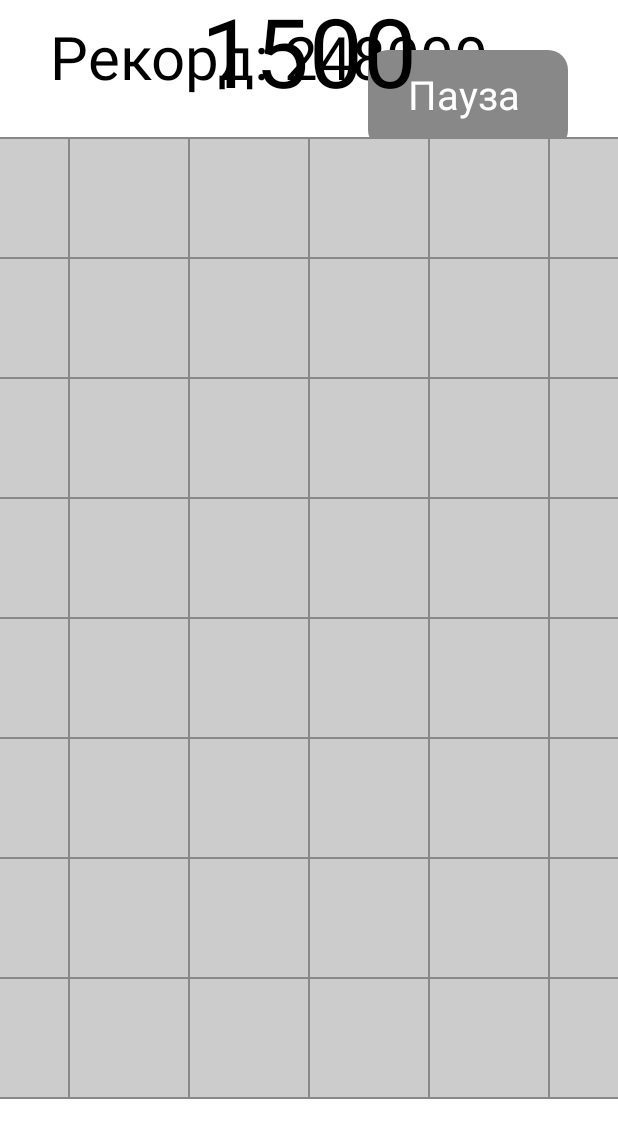
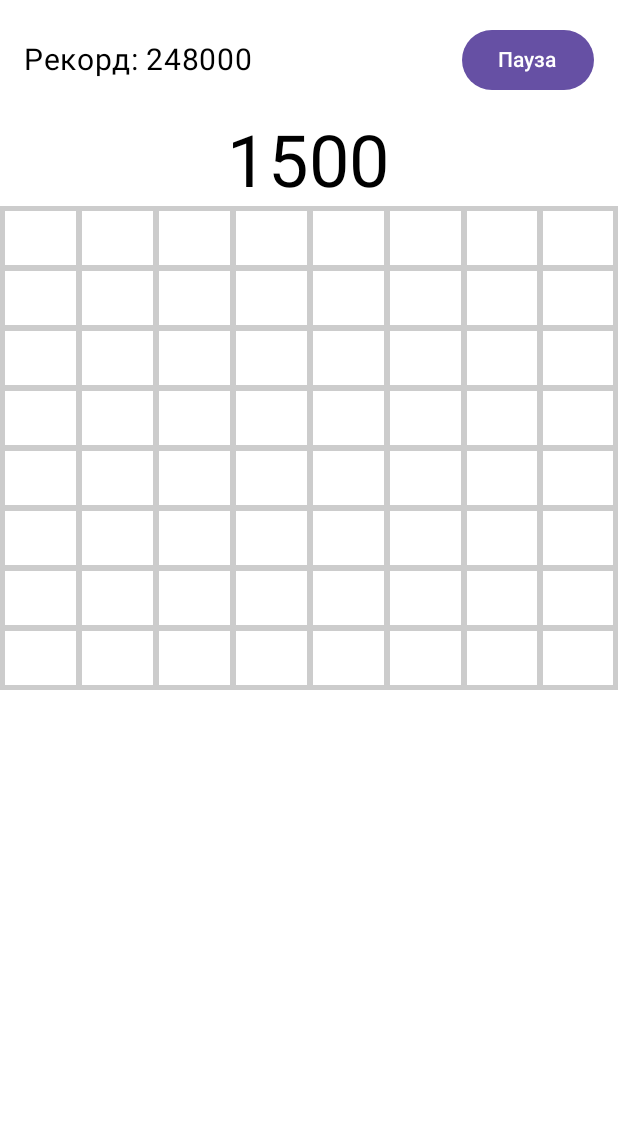
Before and after one commit to rexandel/cube_crush, an Android app built with Jetpack Compose: the screen it shows after launch (MainActivity), on a phone screen of 412 x 824 dp. Shown: the top 1138 px of the screen. Run offline under Robolectric (Android 15) with nearby library versions, the phone set to English and light mode, and no system bars.

Commit message:
feat: add SplashScreen & update GameScreen

```diff
--- a/app/build.gradle.kts
+++ b/app/build.gradle.kts
@@ -57,4 +57,5 @@ dependencies {
     androidTestImplementation(libs.androidx.compose.ui.test.junit4)
     debugImplementation(libs.androidx.compose.ui.tooling)
     debugImplementation(libs.androidx.compose.ui.test.manifest)
+    implementation(libs.androidx.core.splashscreen)
 }
--- a/app/src/main/java/com/rexandel/cube_crush/MainActivity.kt
+++ b/app/src/main/java/com/rexandel/cube_crush/MainActivity.kt
@@ -1,12 +1,37 @@
 package com.rexandel.cube_crush
 
-import android.app.Activity
 import android.os.Bundle
+import androidx.activity.ComponentActivity
+import androidx.activity.compose.setContent
+import androidx.compose.runtime.Composable
+import androidx.compose.runtime.LaunchedEffect
+import androidx.compose.runtime.getValue
+import androidx.compose.runtime.mutableStateOf
+import androidx.compose.runtime.remember
+import androidx.compose.runtime.setValue
 import com.rexandel.cube_crush.ui.screens.GameScreen
+import com.rexandel.cube_crush.ui.screens.SplashScreen
+import com.rexandel.cube_crush.ui.theme.CubeCrushTheme
 
-class MainActivity : Activity() {
+class MainActivity : ComponentActivity() {
     override fun onCreate(savedInstanceState: Bundle?) {
         super.onCreate(savedInstanceState)
-        setContentView(GameScreen(this))
+
+        setContent {
+            CubeCrushTheme {
+                var showSplash by remember { mutableStateOf(true) }
+
+                if (showSplash) {
+                    SplashScreen()
+                } else {
+                    GameScreen()
+                }
+
+                LaunchedEffect(Unit) {
+                    kotlinx.coroutines.delay(3000L)
+                    showSplash = false
+                }
+            }
+        }
     }
 }
--- a/app/src/main/java/com/rexandel/cube_crush/ui/screens/GameScreen.kt
+++ b/app/src/main/java/com/rexandel/cube_crush/ui/screens/GameScreen.kt
@@ -1,90 +1,74 @@
 package com.rexandel.cube_crush.ui.screens
 
-import android.content.Context
-import android.graphics.Canvas
-import android.graphics.Color
-import android.graphics.Paint
-import android.view.View
+import androidx.compose.foundation.background
+import androidx.compose.foundation.layout.Box
+import androidx.compose.foundation.layout.Column
+import androidx.compose.foundation.layout.Row
+import androidx.compose.foundation.layout.fillMaxSize
+import androidx.compose.foundation.layout.fillMaxWidth
+import androidx.compose.foundation.layout.padding
+import androidx.compose.foundation.layout.size
+import androidx.compose.foundation.lazy.grid.GridCells
+import androidx.compose.foundation.lazy.grid.LazyVerticalGrid
+import androidx.compose.material3.Button
+import androidx.compose.material3.Text
+import androidx.compose.runtime.Composable
+import androidx.compose.ui.Alignment
+import androidx.compose.ui.Modifier
+import androidx.compose.ui.graphics.Color
+import androidx.compose.ui.unit.dp
+import androidx.compose.ui.unit.sp
 
-class GameScreen(context: Context) : View(context) {
-    private val gridWidth = 8
-    private val gridHeight = 8
-    private val cellSize = 120f
-    private var score = 1500
-    private val record = 248000
+@Composable
+fun GameScreen() {
+    Column(
+        modifier = Modifier
+            .fillMaxSize()
+            .background(Color.White)
+    ) {
+        Row(
+            modifier = Modifier
+                .fillMaxWidth()
+                .padding(16.dp),
+            verticalAlignment = Alignment.CenterVertically
+        ) {
+            Text(
+                text = "Рекорд: 248000",
+                fontSize = 20.sp,
+                modifier = Modifier.weight(1f)
+            )
 
-    private val gridPaint = Paint().apply {
-        color = Color.GRAY
-        style = Paint.Style.STROKE
-        strokeWidth = 2f
-    }
+            Button(
+                onClick = { /* pass */ }
+            ) {
+                Text("Пауза")
+            }
+        }
 
-    private val backgroundPaint = Paint().apply {
-        color = Color.LTGRAY
-        style = Paint.Style.FILL
-    }
-
-    private val textPaint = Paint().apply {
-        color = Color.BLACK
-        textSize = 60f
-    }
-
-    private val buttonPaint = Paint().apply {
-        color = Color.GRAY
-    }
-
-    private val buttonTextPaint = Paint().apply {
-        color = Color.WHITE
-        textSize = 40f
-    }
-
-    private val scorePaint = Paint().apply {
-        color = Color.BLACK
-        textSize = 96f
-        textAlign = Paint.Align.CENTER
-    }
-
-    private fun drawPauseButton(canvas: Canvas) {
-        val buttonWidth = 200f
-        val buttonHeight = 100f
-        val buttonX = width - buttonWidth - 50f
-        val buttonY = 50f
-
-        canvas.drawRoundRect(
-            buttonX,
-            buttonY,
-            buttonX + buttonWidth,
-            buttonY + buttonHeight,
-            20f,
-            20f,
-            buttonPaint
+        Text(
+            text = "1500",
+            fontSize = 48.sp,
+            modifier = Modifier.align(Alignment.CenterHorizontally)
         )
 
-        canvas.drawText("Пауза", buttonX + 40f, buttonY + 60f, buttonTextPaint)
-    }
-
-    override fun onDraw(canvas: Canvas) {
-        canvas.drawColor(Color.WHITE)
-
-        canvas.drawText("Рекорд: $record", 50f, 80f, textPaint)
-
-        drawPauseButton(canvas)
-
-        val startX = (width - gridWidth * cellSize) / 2
-        val startY = (height - gridHeight * cellSize) / 2
-
-        val scoreX = startX + (gridWidth * cellSize) / 2
-        val scoreY = startY - 50f
-
-        canvas.drawText(score.toString(), scoreX, scoreY, scorePaint)
-
-        canvas.drawRect(startX, startY, startX + gridWidth * cellSize, startY + gridHeight * cellSize, backgroundPaint)
-
-        for (row in 0 until gridHeight) {
-            for (col in 0 until gridWidth) {
-                val left = startX + col * cellSize
-                val top = startY + row * cellSize
-                canvas.drawRect(left, top, left + cellSize, top + cellSize, gridPaint)
+        Box(
+            modifier = Modifier
+                .background(Color.LightGray)
+        ) {
+            LazyVerticalGrid(
+                columns = GridCells.Fixed(8),
+                modifier = Modifier
+                    .align(Alignment.Center)
+                    .padding(1.dp)
+            ) {
+                items(64) { index ->
+                    Box(
+                        modifier = Modifier
+                            .size(40.dp)
+                            .padding(2.dp)
+                            .background(Color.White)
+                    )
+                }
             }
         }
     }
--- /dev/null
+++ b/app/src/main/java/com/rexandel/cube_crush/ui/screens/SplashScreen.kt
@@ -0,0 +1,28 @@
+package com.rexandel.cube_crush.ui.screens
+
+import androidx.compose.foundation.background
+import androidx.compose.foundation.layout.Box
+import androidx.compose.foundation.layout.fillMaxSize
+import androidx.compose.material3.Text
+import androidx.compose.runtime.Composable
+import androidx.compose.ui.Alignment
+import androidx.compose.ui.Modifier
+import androidx.compose.ui.graphics.Color
+import androidx.compose.ui.text.font.FontWeight
+import com.rexandel.cube_crush.ui.theme.Purple
+
+@Composable
+fun SplashScreen() {
+    Box(
+        modifier = Modifier
+            .fillMaxSize()
+            .background(Purple),
+        contentAlignment = Alignment.Center
+    ) {
+        Text(
+            text = "Cube Crush!",
+            color = Color.White,
+            fontWeight = FontWeight.Bold
+        )
+    }
+}
--- a/app/src/main/java/com/rexandel/cube_crush/ui/theme/Color.kt
+++ b/app/src/main/java/com/rexandel/cube_crush/ui/theme/Color.kt
@@ -2,7 +2,7 @@ package com.rexandel.cube_crush.ui.theme
 
 import androidx.compose.ui.graphics.Color
 
-val Purple80 = Color(0xFFD0BCFF)
+val Purple = Color(0xFF8A18D2)
 val PurpleGrey80 = Color(0xFFCCC2DC)
 val Pink80 = Color(0xFFEFB8C8)
 
--- a/app/src/main/java/com/rexandel/cube_crush/ui/theme/Theme.kt
+++ b/app/src/main/java/com/rexandel/cube_crush/ui/theme/Theme.kt
@@ -1,18 +1,12 @@
 package com.rexandel.cube_crush.ui.theme
 
-import android.app.Activity
-import android.os.Build
-import androidx.compose.foundation.isSystemInDarkTheme
 import androidx.compose.material3.MaterialTheme
 import androidx.compose.material3.darkColorScheme
-import androidx.compose.material3.dynamicDarkColorScheme
-import androidx.compose.material3.dynamicLightColorScheme
 import androidx.compose.material3.lightColorScheme
 import androidx.compose.runtime.Composable
-import androidx.compose.ui.platform.LocalContext
 
 private val DarkColorScheme = darkColorScheme(
-    primary = Purple80,
+    primary = Purple,
     secondary = PurpleGrey80,
     tertiary = Pink80
 )
@@ -21,37 +15,14 @@ private val LightColorScheme = lightColorScheme(
     primary = Purple40,
     secondary = PurpleGrey40,
     tertiary = Pink40
-
-    /* Other default colors to override
-    background = Color(0xFFFFFBFE),
-    surface = Color(0xFFFFFBFE),
-    onPrimary = Color.White,
-    onSecondary = Color.White,
-    onTertiary = Color.White,
-    onBackground = Color(0xFF1C1B1F),
-    onSurface = Color(0xFF1C1B1F),
-    */
 )
 
 @Composable
-fun Cube_crushTheme(
-    darkTheme: Boolean = isSystemInDarkTheme(),
-    // Dynamic color is available on Android 12+
-    dynamicColor: Boolean = true,
+fun CubeCrushTheme(
     content: @Composable () -> Unit
 ) {
-    val colorScheme = when {
-        dynamicColor && Build.VERSION.SDK_INT >= Build.VERSION_CODES.S -> {
-            val context = LocalContext.current
-            if (darkTheme) dynamicDarkColorScheme(context) else dynamicLightColorScheme(context)
-        }
-
-        darkTheme -> DarkColorScheme
-        else -> LightColorScheme
-    }
-
     MaterialTheme(
-        colorScheme = colorScheme,
+        colorScheme = LightColorScheme,
         typography = Typography,
         content = content
     )
--- a/gradle/libs.versions.toml
+++ b/gradle/libs.versions.toml
@@ -1,5 +1,6 @@
 [versions]
 agp = "8.13.0"
+core-splashscreen = "1.0.1"
 kotlin = "2.0.21"
 coreKtx = "1.17.0"
 junit = "4.13.2"
@@ -11,6 +12,7 @@ composeBom = "2024.09.00"
 
 [libraries]
 androidx-core-ktx = { group = "androidx.core", name = "core-ktx", version.ref = "coreKtx" }
+androidx-core-splashscreen = { group = "androidx.core", name = "core-splashscreen", version.ref = "core-splashscreen" }
 junit = { group = "junit", name = "junit", version.ref = "junit" }
 androidx-junit = { group = "androidx.test.ext", name = "junit", version.ref = "junitVersion" }
 androidx-espresso-core = { group = "androidx.test.espresso", name = "espresso-core", version.ref = "espressoCore" }
```
